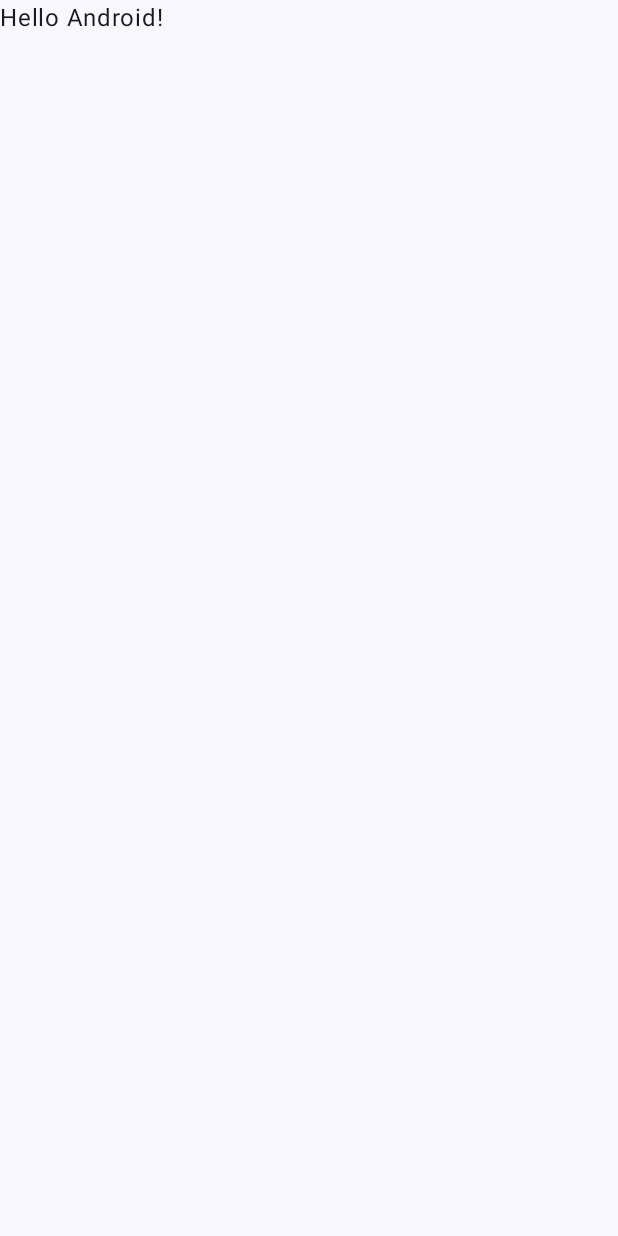
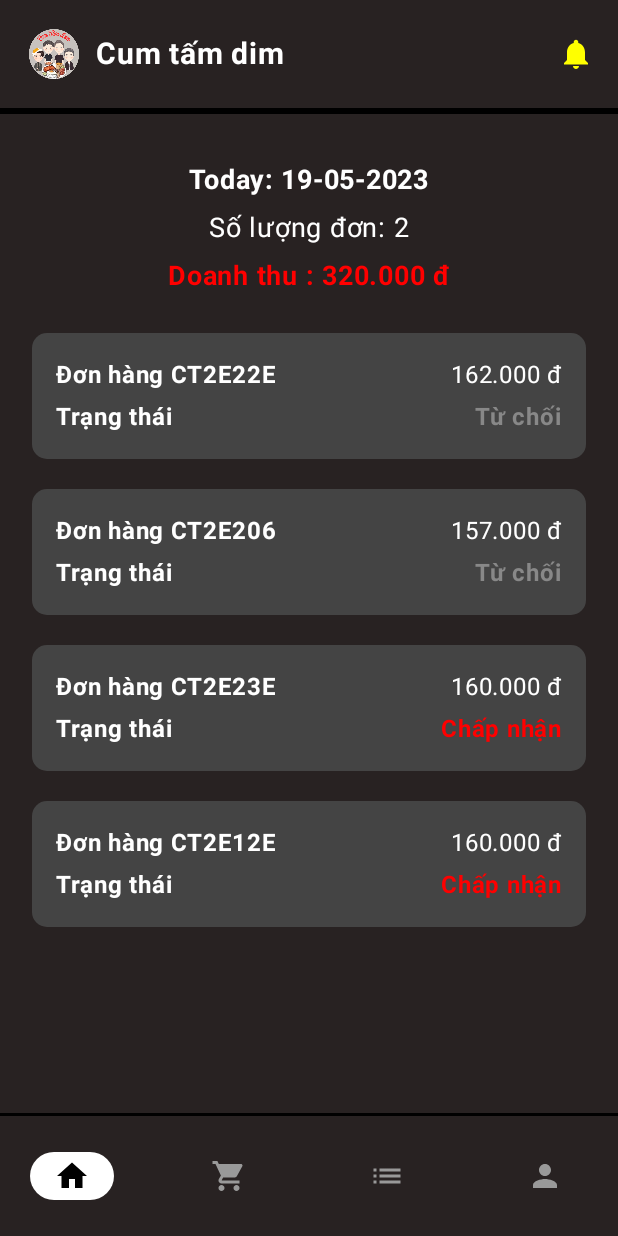
Before and after one commit to PhuongDubai/DuAnXuong_ComTam_KOT104, an Android app built with Jetpack Compose: the screen it shows after launch (MainActivity), on a phone screen of 412 x 824 dp. Before the commit the screen is almost empty. Run offline under Robolectric (Android 15) with nearby library versions, the phone set to English and light mode, and no system bars.

Commit message:
Giao dien

```diff
--- a/app/build.gradle.kts
+++ b/app/build.gradle.kts
@@ -59,6 +59,8 @@ dependencies {
     implementation(libs.androidx.ui.graphics)
     implementation(libs.androidx.ui.tooling.preview)
     implementation(libs.androidx.material3)
+    implementation(libs.androidx.navigation.runtime.ktx)
+    implementation(libs.androidx.navigation.compose)
     testImplementation(libs.junit)
     androidTestImplementation(libs.androidx.junit)
     androidTestImplementation(libs.androidx.espresso.core)
--- a/app/src/main/java/com/example/duanxuong_comtam_kot104/activity/MainActivity.kt
+++ b/app/src/main/java/com/example/duanxuong_comtam_kot104/activity/MainActivity.kt
@@ -10,6 +10,8 @@ import androidx.compose.material3.Text
 import androidx.compose.runtime.Composable
 import androidx.compose.ui.Modifier
 import androidx.compose.ui.tooling.preview.Preview
+import androidx.navigation.compose.rememberNavController
+import com.example.duanxuong_comtam_kot104.navigation.AppNavigation
 import com.example.duanxuong_comtam_kot104.ui.theme.DuAnXuong_ComTam_KOT104Theme
 
 class MainActivity : ComponentActivity() {
@@ -17,13 +19,8 @@ class MainActivity : ComponentActivity() {
         super.onCreate(savedInstanceState)
         setContent {
             DuAnXuong_ComTam_KOT104Theme {
-                // A surface container using the 'background' color from the theme
-                Surface(
-                    modifier = Modifier.fillMaxSize(),
-                    color = MaterialTheme.colorScheme.background
-                ) {
-                    Greeting("Android")
-                }
+                val navController = rememberNavController()
+                AppNavigation(navController)
             }
         }
     }
--- /dev/null
+++ b/app/src/main/java/com/example/duanxuong_comtam_kot104/navigation/AppNavigation.kt
@@ -0,0 +1,43 @@
+package com.example.duanxuong_comtam_kot104.navigation
+
+import androidx.compose.runtime.Composable
+import androidx.navigation.compose.NavHost
+import androidx.navigation.NavHostController
+import androidx.navigation.compose.composable
+import com.example.duanxuong_comtam_kot104.ui.screens.HomeAdminScreen
+import com.example.duanxuong_comtam_kot104.ui.screens.LoginScreen
+import com.example.duanxuong_comtam_kot104.ui.screens.RegisterScreen
+import com.example.duanxuong_comtam_kot104.ui.screens.SplashScreen
+
+@Composable
+fun AppNavigation(navController: NavHostController) {
+
+    NavHost(navController = navController, startDestination = "Home") {
+
+        composable(route = "Splash") {
+            SplashScreen(navController)
+        }
+
+        composable(route = "Login") {
+            LoginScreen(navController)
+        }
+
+        composable(route = "SignUp") {
+            RegisterScreen(navController)
+        }
+
+        composable(route = "Home") { backStackEntry ->
+            val selectedTab = backStackEntry.arguments?.getInt("selectedTab") ?: 0
+            HomeAdminScreen(navController = navController, selectedTab = selectedTab, onTabSelected = { index ->
+                navController.navigate(getRouteForIndex(index)) {
+                    popUpTo(navController.graph.startDestinationId) {
+                        saveState = true
+                    }
+                    launchSingleTop = true
+                    restoreState = true
+                }
+            })
+        }
+
+    }
+}
--- /dev/null
+++ b/app/src/main/java/com/example/duanxuong_comtam_kot104/navigation/BottomNavigation.kt
@@ -0,0 +1,61 @@
+package com.example.duanxuong_comtam_kot104.navigation
+
+import androidx.compose.material.icons.Icons
+import androidx.compose.material.icons.filled.Home
+import androidx.compose.material.icons.filled.List
+import androidx.compose.material.icons.filled.Person
+import androidx.compose.material.icons.filled.ShoppingCart
+import androidx.compose.material3.Icon
+import androidx.compose.material3.NavigationBar
+import androidx.compose.material3.NavigationBarItem
+import androidx.compose.material3.NavigationBarItemDefaults
+import androidx.compose.runtime.Composable
+import androidx.compose.ui.graphics.Color
+import androidx.compose.ui.res.painterResource
+import androidx.core.graphics.toColorInt
+import com.example.duanxuong_comtam_kot104.R
+
+@Composable
+fun BottomNavigationBar(selectedTab: Int, onTabSelected: (Int) -> Unit) {
+    NavigationBar(
+        containerColor = Color(0xFF282222)
+    ) {
+        val items = listOf("Trang chủ", "Thống kê", "Quản lý", "Hỗ trợ")
+        val icons = listOf(
+            Icons.Filled.Home,
+            Icons.Filled.ShoppingCart,
+            Icons.Filled.List,
+            Icons.Filled.Person
+        )
+
+        items.forEachIndexed { index, item ->
+            NavigationBarItem(
+                icon = { Icon(icons[index], contentDescription = item) },
+                selected = selectedTab == index,
+                onClick = { onTabSelected(index) },
+                colors = NavigationBarItemDefaults.colors(
+                    selectedIconColor = Color.Black,
+                    unselectedIconColor = Color("#999999".toColorInt()),
+                    indicatorColor = Color.White
+                )
+            )
+        }
+    }
+}
+
+fun getRouteForIndex(index: Int): String {
+    return when (index) {
+        0 -> NavigationItem.Home.route
+        1 -> NavigationItem.Statistics.route
+        2 -> NavigationItem.Manage.route
+        3 -> NavigationItem.Support.route
+        else -> NavigationItem.Home.route
+    }
+}
+
+sealed class NavigationItem(var route: String) {
+    data object Home : NavigationItem("Home")
+    data object Statistics : NavigationItem("Statistics")
+    data object Manage : NavigationItem("Manage")
+    data object Support : NavigationItem("Support")
+}
--- a/app/src/main/java/com/example/duanxuong_comtam_kot104/ui/screens/EditProfileScreen.kt
+++ b/app/src/main/java/com/example/duanxuong_comtam_kot104/ui/screens/EditProfileScreen.kt
@@ -199,10 +199,6 @@ fun EditProfileScreen() {
 
             }
             // Thêm các phần tử khác của Column ở đây
-
-
         }
-
-
     }
 }
--- /dev/null
+++ b/app/src/main/java/com/example/duanxuong_comtam_kot104/ui/screens/HomeAdminScreen.kt
@@ -0,0 +1,199 @@
+package com.example.duanxuong_comtam_kot104.ui.screens
+
+import android.os.Bundle
+import androidx.activity.ComponentActivity
+import androidx.activity.compose.setContent
+import androidx.compose.foundation.Image
+import androidx.compose.foundation.background
+import androidx.compose.foundation.layout.*
+import androidx.compose.foundation.shape.CircleShape
+import androidx.compose.foundation.shape.RoundedCornerShape
+import androidx.compose.foundation.text.BasicText
+import androidx.compose.material.icons.Icons
+import androidx.compose.material.icons.filled.Notifications
+import androidx.compose.material3.*
+import androidx.compose.runtime.Composable
+import androidx.compose.runtime.getValue
+import androidx.compose.runtime.mutableIntStateOf
+import androidx.compose.runtime.remember
+import androidx.compose.runtime.setValue
+import androidx.compose.ui.Alignment
+import androidx.compose.ui.Modifier
+import androidx.compose.ui.draw.clip
+import androidx.compose.ui.graphics.Color
+import androidx.compose.ui.text.font.FontWeight
+import androidx.compose.ui.text.style.TextAlign
+import androidx.compose.ui.unit.dp
+import androidx.compose.ui.unit.sp
+import androidx.compose.ui.unit.TextUnit
+import androidx.compose.ui.text.font.FontFamily
+import androidx.compose.ui.tooling.preview.Preview
+import androidx.compose.ui.res.painterResource
+import androidx.navigation.NavHostController
+import androidx.navigation.compose.rememberNavController
+import com.example.duanxuong_comtam_kot104.R
+import com.example.duanxuong_comtam_kot104.navigation.BottomNavigationBar
+import org.xmlpull.v1.sax2.Driver
+
+@Composable
+fun HomeAdminScreen(navController: NavHostController, selectedTab: Int, onTabSelected: (Int) -> Unit) {
+    val innerNavController = rememberNavController()
+    var selectedTab by remember { mutableIntStateOf(0) }
+    val titles = listOf("Make home", "Statistics", "Manage", "Support")
+    Column(
+        modifier = Modifier
+            .fillMaxSize()
+            .background(Color(0xFF282222)) // Background color
+    ) {
+        Box (
+            modifier = Modifier
+                .fillMaxWidth()
+                .background(Color(0xFF282222)) // Background color
+                .padding(16.dp)
+        ){
+            Header()
+        }
+        Divider(
+            modifier = Modifier
+                .fillMaxWidth()
+                .height(4.dp),
+            color = Color.Black
+        )
+        Column(
+            modifier = Modifier
+                .fillMaxWidth()
+                .background(Color(0xFF282222)) // Background color
+                .padding(16.dp)
+        ) {
+            Spacer(modifier = Modifier.height(16.dp))
+            Statistics()
+            Spacer(modifier = Modifier.height(16.dp))
+            OrdersList()
+        }
+        Spacer(modifier = Modifier.weight(1f))
+        Divider(
+            modifier = Modifier
+                .fillMaxWidth()
+                .height(2.dp),
+            color = Color.Black
+        )
+        BottomNavigationBar(selectedTab = selectedTab, onTabSelected = onTabSelected)
+    }
+
+}
+
+@Composable
+fun Header() {
+    Row(
+        modifier = Modifier.fillMaxWidth(),
+        verticalAlignment = Alignment.CenterVertically,
+        horizontalArrangement = Arrangement.SpaceBetween
+    ) {
+        Row(verticalAlignment = Alignment.CenterVertically) {
+            Image(
+                painter = painterResource(id = R.drawable.logosplash), // Replace with your profile icon
+                contentDescription = "Profile",
+                modifier = Modifier.size(40.dp)
+            )
+            Spacer(modifier = Modifier.width(8.dp))
+            Text(
+                text = "Cum tấm dim",
+                color = Color.White,
+                fontSize = 20.sp,
+                fontWeight = FontWeight.Bold
+            )
+        }
+        Icon(
+            imageVector = Icons.Filled.Notifications,
+            contentDescription = "Notifications",
+            modifier = Modifier.size(24.dp),
+            tint = Color.Yellow
+        )
+    }
+}
+
+@Composable
+fun Statistics() {
+    Column(
+        horizontalAlignment = Alignment.CenterHorizontally,
+        modifier = Modifier.fillMaxWidth()
+    ) {
+        Text(
+            text = "Today: 19-05-2023",
+            color = Color.White,
+            fontSize = 18.sp,
+            fontWeight = FontWeight.Bold
+        )
+        Spacer(modifier = Modifier.height(8.dp))
+        Text(
+            text = "Số lượng đơn: 2",
+            color = Color.White,
+            fontSize = 18.sp
+        )
+        Spacer(modifier = Modifier.height(8.dp))
+        Text(
+            text = "Doanh thu : 320.000 đ",
+            color = Color.Red,
+            fontSize = 18.sp,
+            fontWeight = FontWeight.Bold
+        )
+    }
+}
+
+@Composable
+fun OrdersList() {
+    Column {
+        OrderItem(orderId = "CT2E22E", amount = "162.000 đ", status = "Từ chối")
+        OrderItem(orderId = "CT2E206", amount = "157.000 đ", status = "Từ chối")
+        OrderItem(orderId = "CT2E23E", amount = "160.000 đ", status = "Chấp nhận")
+        OrderItem(orderId = "CT2E12E", amount = "160.000 đ", status = "Chấp nhận")
+    }
+}
+
+@Composable
+fun OrderItem(orderId: String, amount: String, status: String) {
+    val statusColor = if (status == "Chấp nhận") Color.Red else Color.Gray
+    Column(
+        modifier = Modifier
+            .fillMaxWidth()
+            .padding(vertical = 10.dp, horizontal = 5.dp)
+            .background(Color.DarkGray, shape = RoundedCornerShape(10.dp))
+            .padding(16.dp)
+    ) {
+        Row(
+            modifier = Modifier.fillMaxWidth(),
+            horizontalArrangement = Arrangement.SpaceBetween
+        ) {
+            Text(
+                text = "Đơn hàng $orderId",
+                color = Color.White,
+                fontSize = 16.sp,
+                fontWeight = FontWeight.Bold
+            )
+            Text(
+                text = amount,
+                color = Color.White,
+                fontSize = 16.sp
+            )
+        }
+        Spacer(modifier = Modifier.height(4.dp))
+        Row(
+            modifier = Modifier.fillMaxWidth(),
+            horizontalArrangement = Arrangement.SpaceBetween
+        ) {
+            Text(
+                text = "Trạng thái",
+                color = Color.White,
+                fontSize = 16.sp,
+                fontWeight = FontWeight.Bold
+            )
+            Text(
+                text = status,
+                color = statusColor,
+                fontSize = 16.sp,
+                fontWeight = FontWeight.Bold
+            )
+        }
+
+    }
+}
--- a/app/src/main/java/com/example/duanxuong_comtam_kot104/ui/theme/Type.kt
+++ b/app/src/main/java/com/example/duanxuong_comtam_kot104/ui/theme/Type.kt
@@ -2,9 +2,11 @@ package com.example.duanxuong_comtam_kot104.ui.theme
 
 import androidx.compose.material3.Typography
 import androidx.compose.ui.text.TextStyle
+import androidx.compose.ui.text.font.Font
 import androidx.compose.ui.text.font.FontFamily
 import androidx.compose.ui.text.font.FontWeight
 import androidx.compose.ui.unit.sp
+import com.example.duanxuong_comtam_kot104.R
 
 // Set of Material typography styles to start with
 val Typography = Typography(
@@ -32,3 +34,7 @@ val Typography = Typography(
     )
     */
 )
+
+val interFontFamily = FontFamily(
+    Font(R.font.inter, FontWeight.Black)
+)
--- a/gradle/libs.versions.toml
+++ b/gradle/libs.versions.toml
@@ -8,6 +8,8 @@ espressoCore = "3.5.1"
 lifecycleRuntimeKtx = "2.8.1"
 activityCompose = "1.9.0"
 composeBom = "2023.08.00"
+navigationRuntimeKtx = "2.7.7"
+navigationCompose = "2.7.7"
 
 [libraries]
 androidx-core-ktx = { group = "androidx.core", name = "core-ktx", version.ref = "coreKtx" }
@@ -24,6 +26,8 @@ androidx-ui-tooling-preview = { group = "androidx.compose.ui", name = "ui-toolin
 androidx-ui-test-manifest = { group = "androidx.compose.ui", name = "ui-test-manifest" }
 androidx-ui-test-junit4 = { group = "androidx.compose.ui", name = "ui-test-junit4" }
 androidx-material3 = { group = "androidx.compose.material3", name = "material3" }
+androidx-navigation-runtime-ktx = { group = "androidx.navigation", name = "navigation-runtime-ktx", version.ref = "navigationRuntimeKtx" }
+androidx-navigation-compose = { group = "androidx.navigation", name = "navigation-compose", version.ref = "navigationCompose" }
 
 [plugins]
 androidApplication = { id = "com.android.application", version.ref = "agp" }
```
Also changed, not shown: app/src/main/java/com/example/duanxuong_comtam_kot104/ui/screens/LoginScreen.kt (added, +165 -0 lines), app/src/main/java/com/example/duanxuong_comtam_kot104/ui/screens/ProfileScreen.kt (+12 -9 lines), app/src/main/java/com/example/duanxuong_comtam_kot104/ui/screens/RegisterScreen.kt (added, +172 -0 lines), app/src/main/java/com/example/duanxuong_comtam_kot104/ui/screens/SplashScreen.kt (added, +47 -0 lines), app/src/main/res/drawable/ic_home.png (added), app/src/main/res/drawable/ic_management.png (added), app/src/main/res/drawable/ic_statistics.png (added), app/src/main/res/drawable/ic_support.png (added), app/src/main/res/drawable/logosplash.png (added), app/src/main/res/drawable/profile_icon.png (added), app/src/main/res/font/inter.ttf (added).
